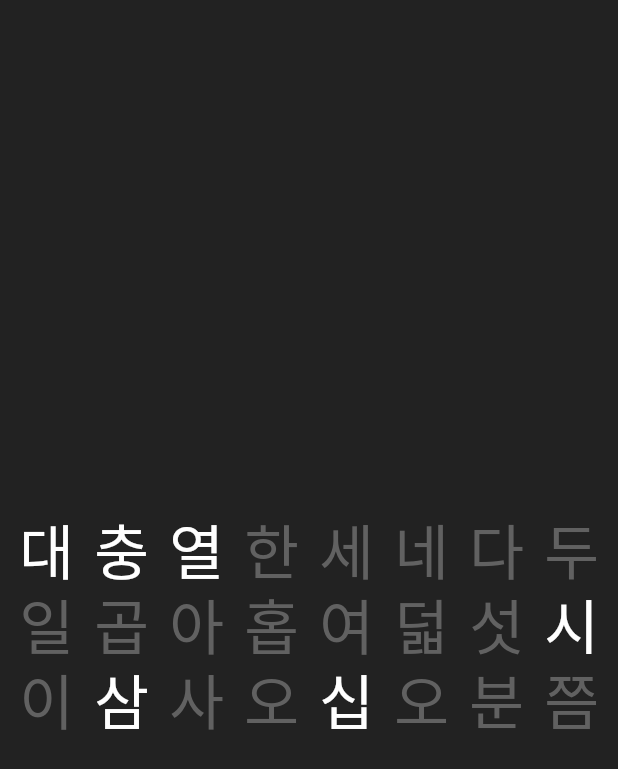
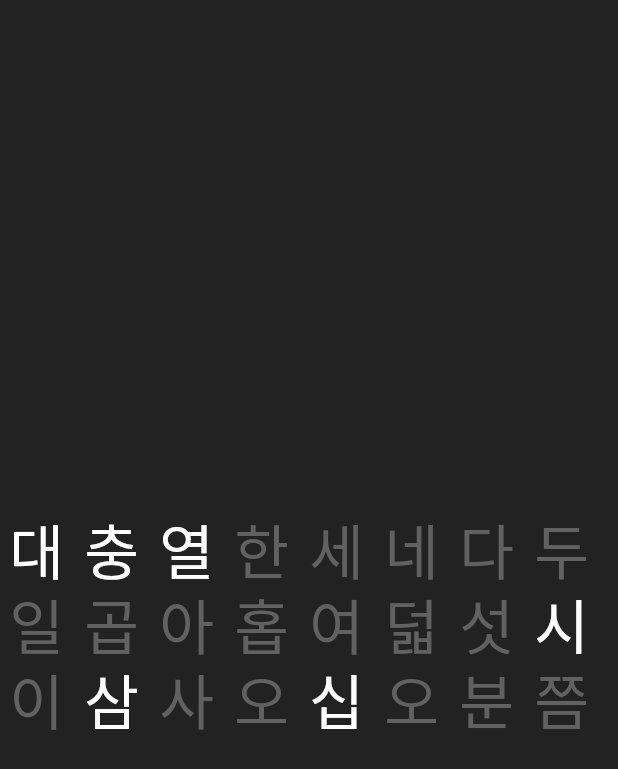
Before and after one commit to bluepotionmaker/clockish, a Flutter app: the screen it shows after launch, on a phone screen of 412 x 824 dp. Shown: the top 769 px of the screen. Run offline on Flutter 3.47's test engine with Material 2 defaults, Android fonts, the phone set to English and light mode, and no system bars; our stand-ins replace rxdart, time; Roboto replaces fonts that are missing (Jua).

Commit message:
Change to Wrap instead of GridView
- Fix bugs on web env

```diff
--- a/lib/view/clockish.dart
+++ b/lib/view/clockish.dart
@@ -5,7 +5,10 @@ class ClockishApp extends StatelessWidget {
   @override
   Widget build(BuildContext context) {
     return MaterialApp(
-      home: ClockishMain(),
+      routes: {
+        "/clockish": (context) => ClockishMain(),
+      },
+      initialRoute: "/clockish",
     );
   }
 }
--- a/lib/view/page/clockish_clock.dart
+++ b/lib/view/page/clockish_clock.dart
@@ -14,10 +14,14 @@ class ClockishClock extends StatelessWidget {
         builder: (context, snapshot) {
           final _clockishHand =
               HandString(snapshot.hasData ? snapshot.data : "");
-          return GridView.count(
-            crossAxisCount: sClockishTime.length ~/ 3,
+          return Wrap(
+            alignment: WrapAlignment.center,
+            crossAxisAlignment: WrapCrossAlignment.center,
+            runAlignment: WrapAlignment.center,
             children: sClockishTime.characters
-                .map((e) => Center(
+                .map((e) => SizedBox(
+                      width: 50,
+                      height: 50,
                       child: HandText(
                         hand: e,
                         turn: shouldTurnOnHand(_clockishHand, e),
```
